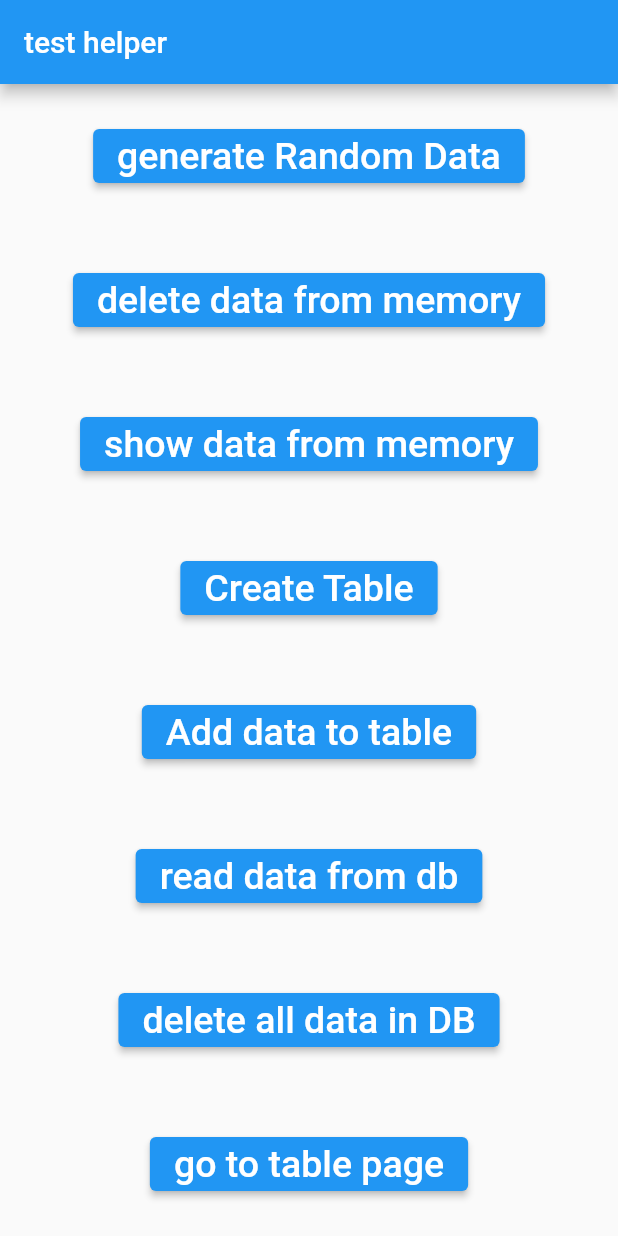
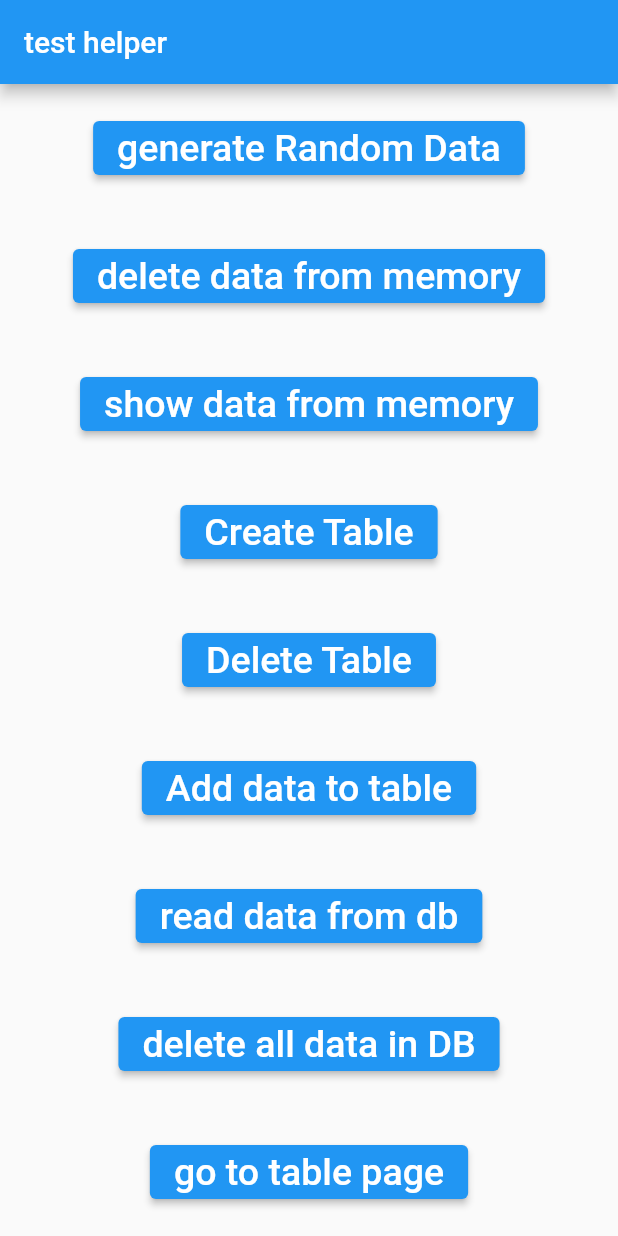
Before and after one commit to mhussin2008/generalSQFLite, a Flutter app: the testHelperHome screen opened directly, after a tap on "read data from db", on a phone screen of 412 x 824 dp. Run offline on Flutter 3.47's test engine with Material 2 defaults, Android fonts, the light colour scheme and no system bars; our stand-ins replace sqflite; missing offline and left inert: horizontal_data_table, word_generator; accounts and stored records are empty.

Commit message:
KPC office edit 1 22-9-2023

```diff
--- a/lib/dbHelper/dbaseHelper.dart
+++ b/lib/dbHelper/dbaseHelper.dart
@@ -39,7 +39,7 @@ class dbaseHelper
 
   }
 
-  void tableExistsF() async{
+  Future<void> tableExistsF() async {
     if(dbExists) {
       var result =
           await db.rawQuery('SELECT * FROM sqlite_master WHERE name="data";');
@@ -74,15 +74,13 @@ class dbaseHelper
             'INSERT INTO data (Name, Age) VALUES ("${element.Name}", "${element.Age}")');
         print(result.toString());
       });
-
-
-
     }
   }
 
   void readFromDatabase() async {
     if(dbExists) {
-      tableExistsF();
+      await tableExistsF();
+      if(tableExists){
       myRecords.recordsList.clear();
 
       List<Map<String, dynamic?>> showRecords = await db.query('data');
@@ -92,7 +90,7 @@ class dbaseHelper
         // print(element.values);
         // print(element.runtimeType);
         print(element.toString());
-      });
+      });}else{print('table not found');}
     }else{print('database not opened yet');}
 
   }
@@ -108,6 +106,14 @@ class dbaseHelper
 
   }
 
+  Future<void> deleteTable() async {
+    if(dbExists){
+     await mydbHelper.db.execute('DROP TABLE IF EXISTS data');
+      print('table data deleted ');
+
+    }
+  }
+
 
 
 }
--- a/lib/dbHelper/testHelperHome.dart
+++ b/lib/dbHelper/testHelperHome.dart
@@ -42,6 +42,12 @@ class testHelperHome extends StatelessWidget {
                 },
                 child:  Text('Create Table',style:  _mystyle)),
             ElevatedButton(
+
+                onPressed: () {
+                  mydbHelper.deleteTable();
+                },
+                child:  Text('Delete Table',style:  _mystyle,)),
+            ElevatedButton(
                 onPressed: () {
                   mydbHelper.addDatatoTable(myRecords.recordsList);
                 },
```
